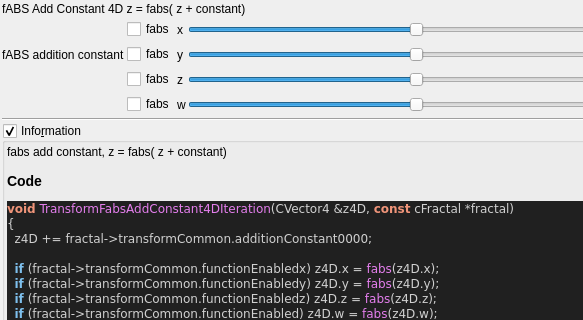
The window that mandelbulber2/qt_data/fractal_transf_fabs_add_constant_4D.ui (buddhi1980/mandelbulber2) describes before a commit, drawn with Qt 5; both pictures show x 0 to 583 and y 0 to 320 of the 736 by 637 pixel window.
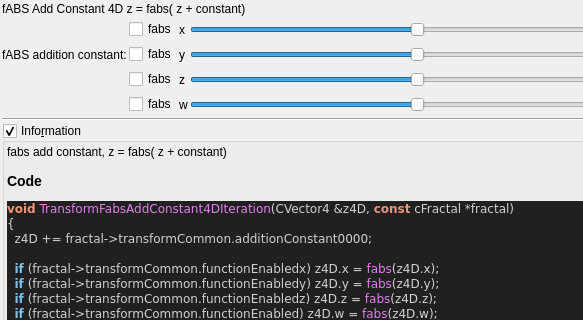
The same window after the commit. Custom widgets are drawn as their Qt base class.

```diff
--- a/mandelbulber2/qt_data/fractal_transf_fabs_add_constant_4D.ui
+++ b/mandelbulber2/qt_data/fractal_transf_fabs_add_constant_4D.ui
@@ -51,7 +51,7 @@
      <item row="1" column="0">
       <widget class="QLabel" name="label_23">
        <property name="text">
-        <string>fABS addition constant</string>
+        <string>fABS addition constant:</string>
        </property>
       </widget>
      </item>
```
Left out of the diff: 15 changed lines with no effect on the pictures.
